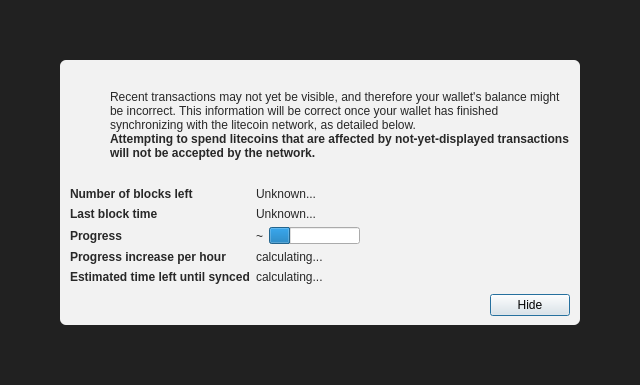
Old version of the form src/qt/forms/modaloverlay.ui in the repository Arkandy/tommycoin.
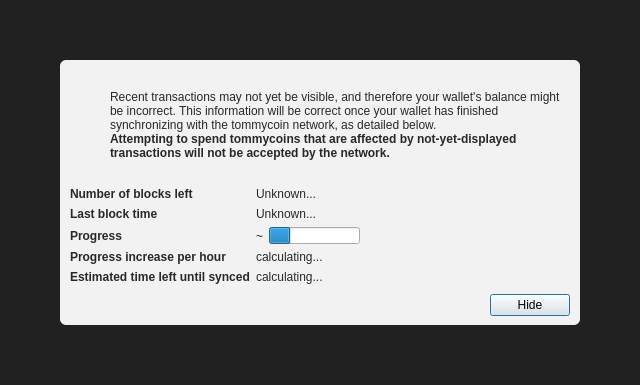
New version of the form. Icons and pictures are not drawn. Custom widgets are drawn as their Qt base class.

What changed in the file:
```diff
--- a/src/qt/forms/modaloverlay.ui
+++ b/src/qt/forms/modaloverlay.ui
@@ -130,7 +130,7 @@
              <item>
               <widget class="QLabel" name="infoText">
                <property name="text">
-                <string>Recent transactions may not yet be visible, and therefore your wallet's balance might be incorrect. This information will be correct once your wallet has finished synchronizing with the litecoin network, as detailed below.</string>
+                <string>Recent transactions may not yet be visible, and therefore your wallet's balance might be incorrect. This information will be correct once your wallet has finished synchronizing with the tommycoin network, as detailed below.</string>
                </property>
                <property name="textFormat">
                 <enum>Qt::RichText</enum>
@@ -149,7 +149,7 @@
                 </font>
                </property>
                <property name="text">
-                <string>Attempting to spend litecoins that are affected by not-yet-displayed transactions will not be accepted by the network.</string>
+                <string>Attempting to spend tommycoins that are affected by not-yet-displayed transactions will not be accepted by the network.</string>
                </property>
                <property name="textFormat">
                 <enum>Qt::RichText</enum>
```
